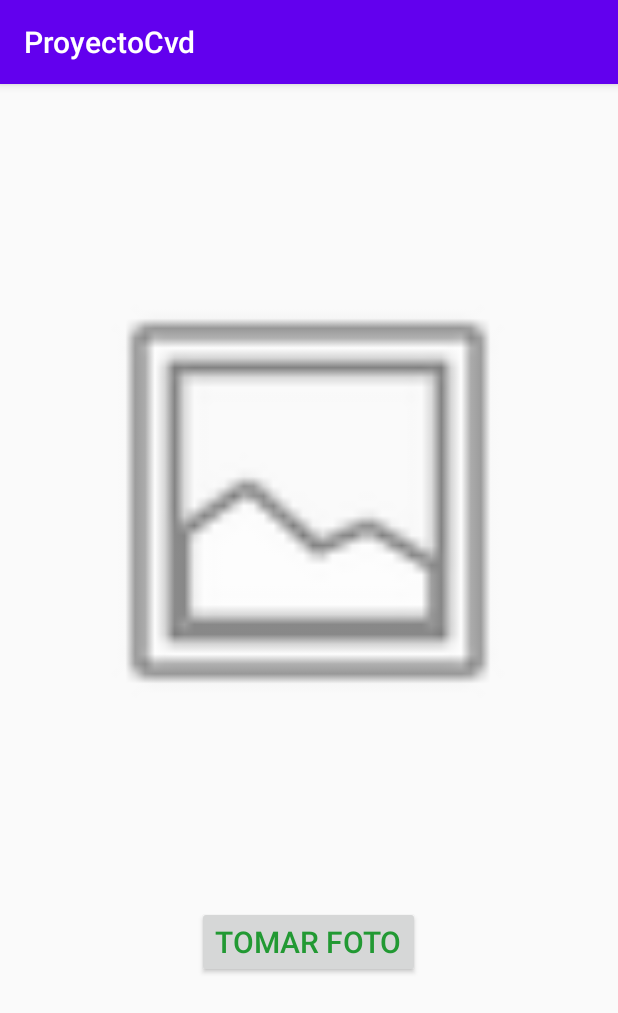
After one commit to DiegoTorrePerez/ProyectoCvd, an Android app: the Foto screen opened directly, with no data from a screen before it, on a phone screen of 412 x 824 dp. The commit adds this screen. Shown: the top 1013 px of the screen. Run offline under Robolectric (Android 15) with nearby library versions, the phone set to English and light mode, and no system bars.

Commit message:
Se agregó el botón para tomar fotografía

```diff
--- /dev/null
+++ b/app/src/main/res/layout/activity_foto.xml
@@ -0,0 +1,31 @@
+<?xml version="1.0" encoding="utf-8"?>
+<androidx.constraintlayout.widget.ConstraintLayout xmlns:android="http://schemas.android.com/apk/res/android"
+    xmlns:app="http://schemas.android.com/apk/res-auto"
+    xmlns:tools="http://schemas.android.com/tools"
+    android:layout_width="match_parent"
+    android:layout_height="match_parent"
+    tools:context=".Foto">
+
+    <ImageView
+        android:id="@+id/imageView"
+        android:layout_width="316dp"
+        android:layout_height="372dp"
+        android:layout_marginTop="92dp"
+        app:layout_constraintEnd_toEndOf="parent"
+        app:layout_constraintHorizontal_bias="0.494"
+        app:layout_constraintStart_toStartOf="parent"
+        app:layout_constraintTop_toTopOf="parent"
+        app:srcCompat="@android:drawable/ic_menu_gallery" />
+
+    <Button
+        android:id="@+id/button3"
+        android:layout_width="wrap_content"
+        android:layout_height="wrap_content"
+        android:layout_marginTop="84dp"
+        android:onClick="tomarFoto"
+        android:text="TOMAR FOTO"
+        app:layout_constraintEnd_toEndOf="parent"
+        app:layout_constraintHorizontal_bias="0.498"
+        app:layout_constraintStart_toStartOf="parent"
+        app:layout_constraintTop_toBottomOf="@+id/imageView" />
+</androidx.constraintlayout.widget.ConstraintLayout>
```
Also changed, not shown: app/src/main/AndroidManifest.xml (+17 -3 lines), app/src/main/java/com/test/proyectocvd/ActRegistro.java (+10 -0 lines), app/src/main/java/com/test/proyectocvd/Foto.java (added, +93 -0 lines), app/src/main/java/com/test/proyectocvd/MainActivity.java (+4 -0 lines), app/src/main/res/layout/activity_act_registro.xml (+17 -0 lines), app/src/main/res/layout/activity_main.xml (+18 -6 lines), app/src/main/res/xml/file_paths.xml (added, +7 -0 lines).
